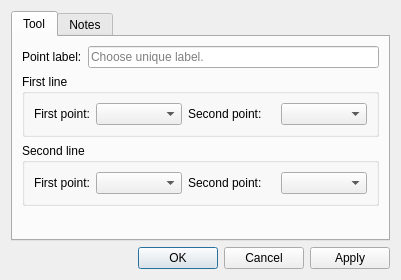
This is src/libs/vtools/dialogs/tools/dialoglineintersect.ui in equinox-patterns/Ostara as Qt 5 draws it before an edit. The edited form follows.
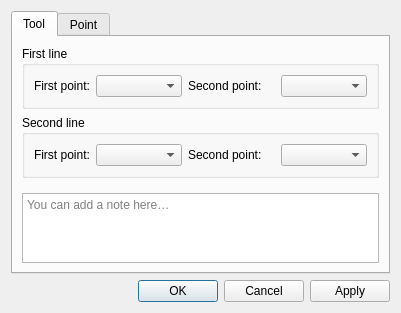
This is the edited form. Icons and pictures are not drawn.

Commit message: Dialog tools : notes → Tool, onglet Point, base point retiré

```diff
--- a/src/libs/vtools/dialogs/tools/dialoglineintersect.ui
+++ b/src/libs/vtools/dialogs/tools/dialoglineintersect.ui
@@ -31,33 +31,6 @@
        <string>Tool</string>
       </attribute>
       <layout class="QVBoxLayout" name="verticalLayout_3">
-       <item>
-        <layout class="QHBoxLayout" name="horizontalLayout_4">
-         <item>
-          <widget class="QLabel" name="labelEditNamePoint">
-           <property name="sizePolicy">
-            <sizepolicy hsizetype="Fixed" vsizetype="Fixed">
-             <horstretch>0</horstretch>
-             <verstretch>0</verstretch>
-            </sizepolicy>
-           </property>
-           <property name="text">
-            <string>Point label:</string>
-           </property>
-          </widget>
-         </item>
-         <item>
-          <widget class="QLineEdit" name="lineEditNamePoint">
-           <property name="toolTip">
-            <string>Unique label</string>
-           </property>
-           <property name="placeholderText">
-            <string>Choose unique label.</string>
-           </property>
-          </widget>
-         </item>
-        </layout>
-       </item>
        <item>
         <widget class="QGroupBox" name="groupBox">
          <property name="title">
@@ -149,15 +122,56 @@
          </property>
         </spacer>
        </item>
+       <item>
+        <layout class="QHBoxLayout" name="notesSeparatorLayout">
+         <property name="leftMargin"><number>33</number></property>
+         <property name="rightMargin"><number>33</number></property>
+         <item>
+          <widget class="QFrame" name="notesSeparator">
+           <property name="minimumSize"><size><width>0</width><height>1</height></size></property>
+           <property name="maximumSize"><size><width>16777215</width><height>1</height></size></property>
+          </widget>
+         </item>
+        </layout>
+       </item>
+       <item>
+        <widget class="QPlainTextEdit" name="plainTextEditToolNotes">
+         <property name="placeholderText"><string>You can add a note here…</string></property>
+         <property name="maximumSize"><size><width>16777215</width><height>100</height></size></property>
+        </widget>
+       </item>
       </layout>
      </widget>
      <widget class="QWidget" name="tab_2">
       <attribute name="title">
-       <string>Notes</string>
+       <string>Point</string>
       </attribute>
-      <layout class="QVBoxLayout" name="verticalLayout_5">
-       <item>
-        <widget class="QPlainTextEdit" name="plainTextEditToolNotes"/>
+      <layout class="QFormLayout" name="formLayoutPoint">
+       <property name="fieldGrowthPolicy">
+        <enum>QFormLayout::ExpandingFieldsGrow</enum>
+       </property>
+       <item row="0" column="0">
+        <widget class="QLabel" name="labelEditNamePoint">
+         <property name="sizePolicy">
+          <sizepolicy hsizetype="Fixed" vsizetype="Fixed">
+           <horstretch>0</horstretch>
+           <verstretch>0</verstretch>
+          </sizepolicy>
+         </property>
+         <property name="text">
+          <string>Point name:</string>
+         </property>
+        </widget>
+       </item>
+       <item row="0" column="1">
+        <widget class="QLineEdit" name="lineEditNamePoint">
+         <property name="toolTip">
+          <string>Unique label</string>
+         </property>
+         <property name="placeholderText">
+          <string>Choose unique label.</string>
+         </property>
+        </widget>
        </item>
       </layout>
      </widget>
```
The commit also changes 77 other files.
